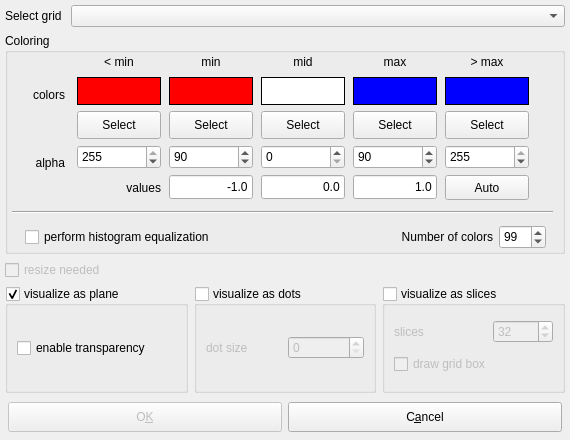
The window that source/VIEW/DIALOGS/gridVisualizationDialog.ui (BALL-Project/ball) describes before a commit, drawn with Qt 5.
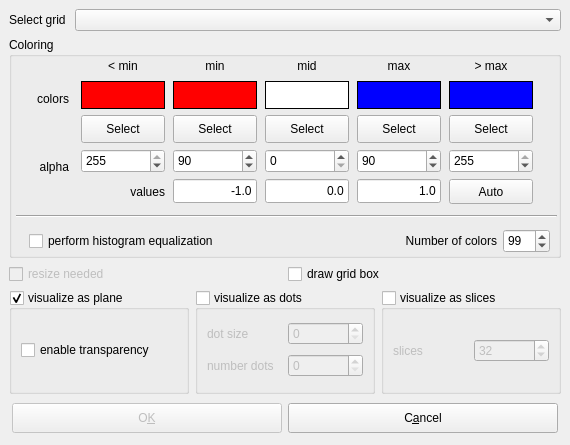
The same window after the commit.

```diff
--- a/source/VIEW/DIALOGS/gridVisualizationDialog.ui
+++ b/source/VIEW/DIALOGS/gridVisualizationDialog.ui
@@ -9,7 +9,7 @@
     <x>0</x>
     <y>0</y>
     <width>570</width>
-    <height>440</height>
+    <height>445</height>
    </rect>
   </property>
   <property name="windowTitle" >
@@ -17,12 +17,123 @@
   </property>
   <layout class="QGridLayout" >
    <property name="margin" >
-    <number>5</number>
+    <number>9</number>
    </property>
    <property name="spacing" >
     <number>6</number>
    </property>
-   <item row="3" column="2" >
+   <item row="3" column="0" >
+    <layout class="QHBoxLayout" >
+     <property name="margin" >
+      <number>0</number>
+     </property>
+     <property name="spacing" >
+      <number>6</number>
+     </property>
+     <item>
+      <widget class="QGroupBox" name="plane" >
+       <property name="title" >
+        <string>visualize as plane</string>
+       </property>
+       <property name="checkable" >
+        <bool>true</bool>
+       </property>
+       <property name="checked" >
+        <bool>true</bool>
+       </property>
+       <layout class="QGridLayout" >
+        <property name="margin" >
+         <number>9</number>
+        </property>
+        <property name="spacing" >
+         <number>6</number>
+        </property>
+        <item row="0" column="0" >
+         <widget class="QCheckBox" name="transparency" >
+          <property name="text" >
+           <string>enable transparency</string>
+          </property>
+         </widget>
+        </item>
+       </layout>
+      </widget>
+     </item>
+     <item>
+      <widget class="QGroupBox" name="dots" >
+       <property name="title" >
+        <string>visualize as dots</string>
+       </property>
+       <property name="checkable" >
+        <bool>true</bool>
+       </property>
+       <property name="checked" >
+        <bool>false</bool>
+       </property>
+       <layout class="QGridLayout" >
+        <property name="margin" >
+         <number>9</number>
+        </property>
+        <property name="spacing" >
+         <number>6</number>
+        </property>
+        <item row="1" column="1" >
+         <widget class="QSpinBox" name="number_dots" />
+        </item>
+        <item row="0" column="1" >
+         <widget class="QSpinBox" name="dot_size" />
+        </item>
+        <item row="1" column="0" >
+         <widget class="QLabel" name="label_3" >
+          <property name="sizePolicy" >
+           <sizepolicy>
+            <hsizetype>1</hsizetype>
+            <vsizetype>5</vsizetype>
+            <horstretch>0</horstretch>
+            <verstretch>0</verstretch>
+           </sizepolicy>
+          </property>
+          <property name="maximumSize" >
+           <size>
+            <width>66666</width>
+            <height>16777215</height>
+           </size>
+          </property>
+          <property name="text" >
+           <string>number dots</string>
+          </property>
+          <property name="alignment" >
+           <set>Qt::AlignLeading|Qt::AlignLeft|Qt::AlignVCenter</set>
+          </property>
+         </widget>
+        </item>
+        <item row="0" column="0" >
+         <widget class="QLabel" name="label_2" >
+          <property name="sizePolicy" >
+           <sizepolicy>
+            <hsizetype>1</hsizetype>
+            <vsizetype>5</vsizetype>
+            <horstretch>0</horstretch>
+            <verstretch>0</verstretch>
+           </sizepolicy>
+          </property>
+          <property name="maximumSize" >
+           <size>
+            <width>66666</width>
+            <height>16777215</height>
+           </size>
+          </property>
+          <property name="text" >
+           <string>dot size</string>
+          </property>
+          <property name="alignment" >
+           <set>Qt::AlignLeading|Qt::AlignLeft|Qt::AlignVCenter</set>
+          </property>
+         </widget>
+        </item>
+       </layout>
+      </widget>
+     </item>
+     <item>
     <widget class="QGroupBox" name="volume" >
      <property name="title" >
       <string>visualize as slices</string>
@@ -40,13 +151,6 @@
       <property name="spacing" >
        <number>6</number>
       </property>
-      <item row="1" column="0" colspan="2" >
-       <widget class="QCheckBox" name="checkBox" >
-        <property name="text" >
-         <string>draw grid box</string>
-        </property>
-       </widget>
-      </item>
       <item row="0" column="0" >
        <widget class="QLabel" name="label" >
         <property name="sizePolicy" >
@@ -73,10 +177,10 @@
       </item>
       <item row="0" column="1" >
        <widget class="QSpinBox" name="slices_spin" >
-        <property name="maximumSize" >
+          <property name="minimumSize" >
          <size>
-          <width>60</width>
-          <height>16777215</height>
+            <width>0</width>
+            <height>23</height>
          </size>
         </property>
         <property name="maximum" >
@@ -93,130 +197,9 @@
      </layout>
     </widget>
    </item>
-   <item row="3" column="0" >
-    <widget class="QGroupBox" name="plane" >
-     <property name="title" >
-      <string>visualize as plane</string>
-     </property>
-     <property name="checkable" >
-      <bool>true</bool>
-     </property>
-     <property name="checked" >
-      <bool>true</bool>
-     </property>
-     <layout class="QGridLayout" >
-      <property name="margin" >
-       <number>9</number>
-      </property>
-      <property name="spacing" >
-       <number>6</number>
-      </property>
-      <item row="0" column="0" >
-       <widget class="QCheckBox" name="transparency" >
-        <property name="text" >
-         <string>enable transparency</string>
-        </property>
-       </widget>
-      </item>
-     </layout>
-    </widget>
+    </layout>
    </item>
-   <item row="3" column="1" >
-    <widget class="QGroupBox" name="volume_2" >
-     <property name="title" >
-      <string>visualize as dots</string>
-     </property>
-     <property name="checkable" >
-      <bool>true</bool>
-     </property>
-     <property name="checked" >
-      <bool>false</bool>
-     </property>
-     <layout class="QGridLayout" >
-      <property name="margin" >
-       <number>9</number>
-      </property>
-      <property name="spacing" >
-       <number>6</number>
-      </property>
-      <item row="0" column="1" >
-       <widget class="QSpinBox" name="spinBox" />
-      </item>
-      <item row="0" column="0" >
-       <widget class="QLabel" name="label_2" >
-        <property name="sizePolicy" >
-         <sizepolicy>
-          <hsizetype>1</hsizetype>
-          <vsizetype>5</vsizetype>
-          <horstretch>0</horstretch>
-          <verstretch>0</verstretch>
-         </sizepolicy>
-        </property>
-        <property name="maximumSize" >
-         <size>
-          <width>66666</width>
-          <height>16777215</height>
-         </size>
-        </property>
-        <property name="text" >
-         <string>dot size</string>
-        </property>
-        <property name="alignment" >
-         <set>Qt::AlignLeading|Qt::AlignLeft|Qt::AlignVCenter</set>
-        </property>
-       </widget>
-      </item>
-     </layout>
-    </widget>
-   </item>
-   <item row="0" column="0" colspan="3" >
-    <layout class="QHBoxLayout" >
-     <property name="margin" >
-      <number>0</number>
-     </property>
-     <property name="spacing" >
-      <number>9</number>
-     </property>
-     <item>
-      <widget class="QLabel" name="TextLabel1_3" >
-       <property name="sizePolicy" >
-        <sizepolicy>
-         <hsizetype>0</hsizetype>
-         <vsizetype>0</vsizetype>
-         <horstretch>0</horstretch>
-         <verstretch>0</verstretch>
-        </sizepolicy>
-       </property>
-       <property name="minimumSize" >
-        <size>
-         <width>0</width>
-         <height>15</height>
-        </size>
-       </property>
-       <property name="text" >
-        <string>Select grid</string>
-       </property>
-       <property name="alignment" >
-        <set>Qt::AlignLeading|Qt::AlignLeft|Qt::AlignVCenter</set>
-       </property>
-      </widget>
-     </item>
-     <item>
-      <widget class="QComboBox" name="grids" />
-     </item>
-    </layout>
-   </item>
-   <item row="2" column="0" colspan="3" >
-    <widget class="QCheckBox" name="resize" >
-     <property name="enabled" >
-      <bool>false</bool>
-     </property>
-     <property name="text" >
-      <string>resize needed</string>
-     </property>
-    </widget>
-   </item>
-   <item row="4" column="0" colspan="3" >
+   <item row="4" column="0" >
     <layout class="QHBoxLayout" >
      <property name="margin" >
       <number>3</number>
@@ -298,7 +281,7 @@
      </item>
     </layout>
    </item>
-   <item row="1" column="0" colspan="3" >
+   <item row="1" column="0" >
     <widget class="QGroupBox" name="groupBox" >
      <property name="minimumSize" >
       <size>
@@ -2231,7 +2214,7 @@
        </item>
       </layout>
      </widget>
-     <widget class="QWidget" name="" >
+     <widget class="QWidget" name="layoutWidget" >
       <property name="geometry" >
        <rect>
         <x>20</x>
@@ -2341,6 +2324,70 @@
      </widget>
     </widget>
    </item>
+   <item row="0" column="0" >
+    <layout class="QHBoxLayout" >
+     <property name="margin" >
+      <number>0</number>
+     </property>
+     <property name="spacing" >
+      <number>9</number>
+     </property>
+     <item>
+      <widget class="QLabel" name="TextLabel1_3" >
+       <property name="sizePolicy" >
+        <sizepolicy>
+         <hsizetype>0</hsizetype>
+         <vsizetype>0</vsizetype>
+         <horstretch>0</horstretch>
+         <verstretch>0</verstretch>
+        </sizepolicy>
+       </property>
+       <property name="minimumSize" >
+        <size>
+         <width>0</width>
+         <height>15</height>
+        </size>
+       </property>
+       <property name="text" >
+        <string>Select grid</string>
+       </property>
+       <property name="alignment" >
+        <set>Qt::AlignLeading|Qt::AlignLeft|Qt::AlignVCenter</set>
+       </property>
+      </widget>
+     </item>
+     <item>
+      <widget class="QComboBox" name="grids" />
+     </item>
+    </layout>
+   </item>
+   <item row="2" column="0" >
+    <layout class="QHBoxLayout" >
+     <property name="margin" >
+      <number>0</number>
+     </property>
+     <property name="spacing" >
+      <number>6</number>
+     </property>
+     <item>
+      <widget class="QCheckBox" name="resize" >
+       <property name="enabled" >
+        <bool>false</bool>
+       </property>
+       <property name="text" >
+        <string>resize needed</string>
+       </property>
+      </widget>
+     </item>
+     <item>
+      <widget class="QCheckBox" name="grid_box" >
+       <property name="text" >
+        <string>draw grid box</string>
+       </property>
+      </widget>
+     </item>
+    </layout>
+   </item>
   </layout>
  </widget>
  <layoutdefault spacing="6" margin="11" />
```
Lines whose indentation alone changed are shown as unchanged.
